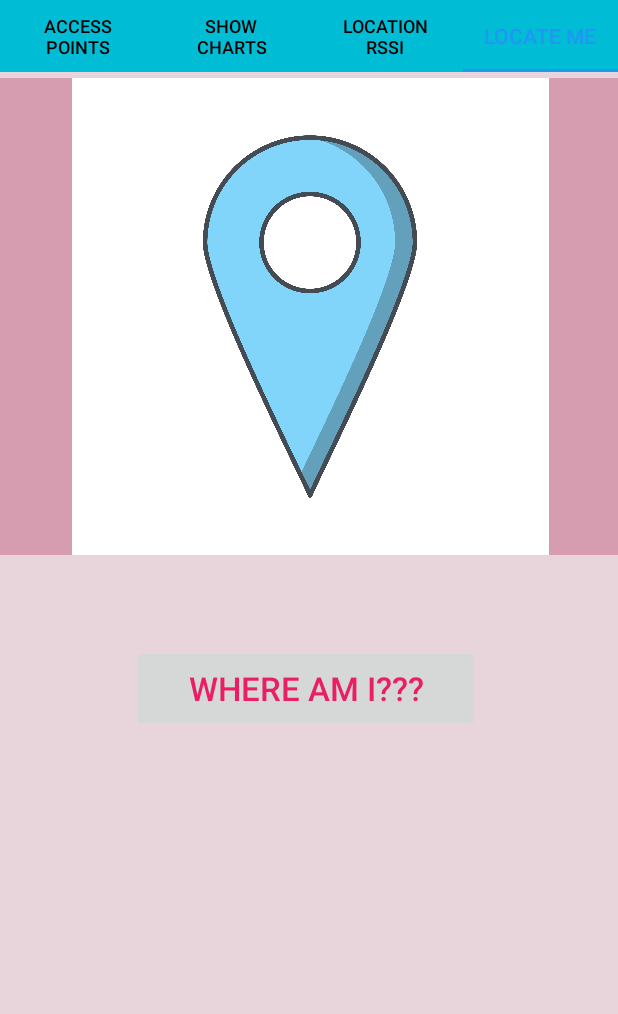
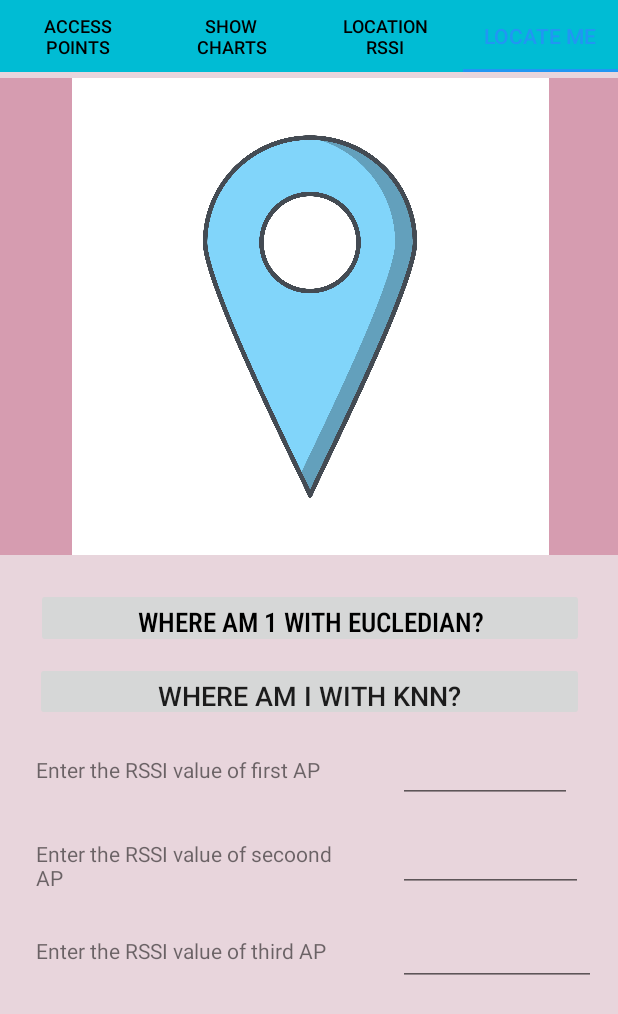
Before and after one commit to Mobile-Computing-Winter-2021/Android-projects, an Android app: the screen it shows after launch (MainActivity), tab 4 chosen, on a phone screen of 412 x 824 dp. Shown: the top 1014 px of the screen. Run offline under Robolectric (Android 15) with nearby library versions, the phone set to English and light mode, and no system bars; libraries missing offline, so code that uses them is left out: com.github.mikephil.charting; 1 statement that could not run was skipped.

Commit message:
Sixth commit

```diff
--- a/app/src/main/java/com/example/helloworld/Daoclass.java
+++ b/app/src/main/java/com/example/helloworld/Daoclass.java
@@ -9,13 +9,16 @@ import java.util.List;
         @Insert
         void insertAllData(dbwifi model);
 
-
+        @Insert
+        void insertAlld1(dbaprssi model);
 
 
         //Select All Data
         @Query("select * from wifidatabase ")
         List<dbwifi> getAllData();
 
+        @Query("select * from Wardrivingdb ")
+        List<dbaprssi> getAllD1();
 
 
 
--- a/app/src/main/java/com/example/helloworld/Databaseclass.java
+++ b/app/src/main/java/com/example/helloworld/Databaseclass.java
@@ -6,7 +6,7 @@ import com.example.helloworld.Daoclass;
 import android.content.Context;
 
 import androidx.room.Database;
-@Database(entities = {dbwifi.class}, version = 1,exportSchema = false)
+@Database(entities = {dbwifi.class,dbaprssi.class}, version = 3,exportSchema = false)
 public abstract class Databaseclass extends RoomDatabase{
     private static Databaseclass db;
 
--- a/app/src/main/res/layout/fragment_fragmentchart.xml
+++ b/app/src/main/res/layout/fragment_fragmentchart.xml
@@ -24,10 +24,9 @@
         android:id="@+id/button6"
         android:layout_width="326dp"
         android:layout_height="67dp"
-        android:layout_marginStart="36dp"
         android:layout_marginTop="67dp"
         android:text="SHOW CHART"
-        app:layout_constraintStart_toStartOf="parent"
-        app:layout_constraintTop_toTopOf="parent" />
+        app:layout_constraintTop_toTopOf="parent"
+        tools:layout_editor_absoluteX="36dp" />
 
 </androidx.constraintlayout.widget.ConstraintLayout>
--- a/app/src/main/res/layout/fragment_fragmentlocate.xml
+++ b/app/src/main/res/layout/fragment_fragmentlocate.xml
@@ -20,14 +20,15 @@
 
     <Button
         android:id="@+id/button2"
-        android:layout_width="232dp"
-        android:layout_height="58dp"
-        android:layout_marginStart="88dp"
-        android:layout_marginTop="382dp"
-        android:fontFamily="sans-serif-medium"
-        android:text="WHERE AM I???"
+        android:layout_width="365dp"
+        android:layout_height="40dp"
+        android:layout_marginStart="24dp"
+        android:layout_marginTop="344dp"
+        android:fontFamily="sans-serif-condensed-medium"
+        android:text="WHERE AM 1 WITH EUCLEDIAN?"
         android:textAppearance="@style/TextAppearance.AppCompat.Large"
-        android:textColor="#E91E63"
+        android:textColor="@color/black"
+        android:textSize="18sp"
         app:layout_constraintStart_toStartOf="parent"
         app:layout_constraintTop_toTopOf="parent" />
 
@@ -35,11 +36,85 @@
         android:id="@+id/textView"
         android:layout_width="221dp"
         android:layout_height="58dp"
-        android:layout_marginStart="91dp"
-        android:layout_marginTop="472dp"
+        android:layout_marginStart="88dp"
+        android:layout_marginTop="639dp"
         android:textColor="#E91E63"
         android:textSize="30sp"
         app:layout_constraintStart_toStartOf="parent"
         app:layout_constraintTop_toTopOf="parent" />
 
+    <TextView
+        android:id="@+id/textView4"
+        android:layout_width="211dp"
+        android:layout_height="31dp"
+        android:layout_marginStart="24dp"
+        android:layout_marginTop="455dp"
+        android:text="Enter the RSSI value of first AP"
+        app:layout_constraintStart_toStartOf="parent"
+        app:layout_constraintTop_toTopOf="parent" />
+
+    <TextView
+        android:id="@+id/textView5"
+        android:layout_width="208dp"
+        android:layout_height="35dp"
+        android:layout_marginStart="24dp"
+        android:layout_marginTop="511dp"
+        android:text="Enter the RSSI value of secoond AP"
+        app:layout_constraintStart_toStartOf="parent"
+        app:layout_constraintTop_toTopOf="parent" />
+
+    <TextView
+        android:id="@+id/textView6"
+        android:layout_width="208dp"
+        android:layout_height="32dp"
+        android:layout_marginStart="24dp"
+        android:layout_marginTop="576dp"
+        android:text="Enter the RSSI value of third AP"
+        app:layout_constraintStart_toStartOf="parent"
+        app:layout_constraintTop_toTopOf="parent" />
+
+    <EditText
+        android:id="@+id/editTextTextPersonName2"
+        android:layout_width="116dp"
+        android:layout_height="32dp"
+        android:layout_marginStart="265dp"
+        android:layout_marginTop="455dp"
+        android:ems="10"
+        android:inputType="textPersonName"
+        app:layout_constraintStart_toStartOf="parent"
+        app:layout_constraintTop_toTopOf="parent" />
+
+    <EditText
+        android:id="@+id/editTextTextPersonName3"
+        android:layout_width="123dp"
+        android:layout_height="39dp"
+        android:layout_marginStart="265dp"
+        android:layout_marginTop="507dp"
+        android:ems="10"
+        android:inputType="textPersonName"
+        app:layout_constraintStart_toStartOf="parent"
+        app:layout_constraintTop_toTopOf="parent" />
+
+    <EditText
+        android:id="@+id/editTextTextPersonName4"
+        android:layout_width="132dp"
+        android:layout_height="33dp"
+        android:layout_marginStart="265dp"
+        android:layout_marginTop="576dp"
+        android:ems="10"
+        android:inputType="textPersonName"
+        app:layout_constraintStart_toStartOf="parent"
+        app:layout_constraintTop_toTopOf="parent" />
+
+    <Button
+        android:id="@+id/button7"
+        android:layout_width="366dp"
+        android:layout_height="39dp"
+        android:layout_marginStart="23dp"
+        android:layout_marginTop="393dp"
+        android:text="WHERE AM I WITH KNN?"
+        android:textSize="18sp"
+        app:layout_constraintStart_toStartOf="parent"
+        app:layout_constraintTop_toTopOf="parent" />
+
 </androidx.constraintlayout.widget.ConstraintLayout>
--- a/app/src/main/res/layout/fragment_fragmentwifi.xml
+++ b/app/src/main/res/layout/fragment_fragmentwifi.xml
@@ -35,7 +35,7 @@
         android:layout_height="40dp"
         android:layout_marginStart="116dp"
         android:layout_marginTop="352dp"
-        android:text="SHOW CHART"
+        android:text="CREATE CHART"
         android:textColor="#E91E63"
         app:layout_constraintStart_toStartOf="parent"
         app:layout_constraintTop_toTopOf="parent" />
```
Also changed, not shown: app/src/main/java/com/example/helloworld/ADapterlist.java (added, +63 -0 lines), app/src/main/java/com/example/helloworld/Fragmenttrain.java (+116 -2 lines), app/src/main/java/com/example/helloworld/Fragmentwifi.java (+96 -5 lines), app/src/main/java/com/example/helloworld/dbaprssi.java (added, +76 -0 lines), app/src/main/res/layout/fragment_fragmenttrain.xml (+32 -9 lines), app/src/main/res/layout/listview.xml (+11 -8 lines).
